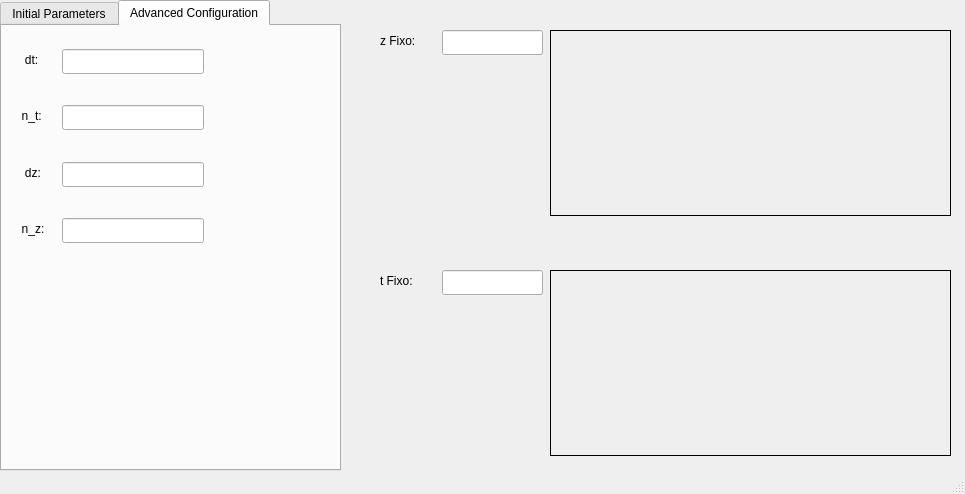
The window that TLine_Viewer/tview.ui (vinicius-r-silva/TLines_View) describes before a commit, drawn with Qt 5.
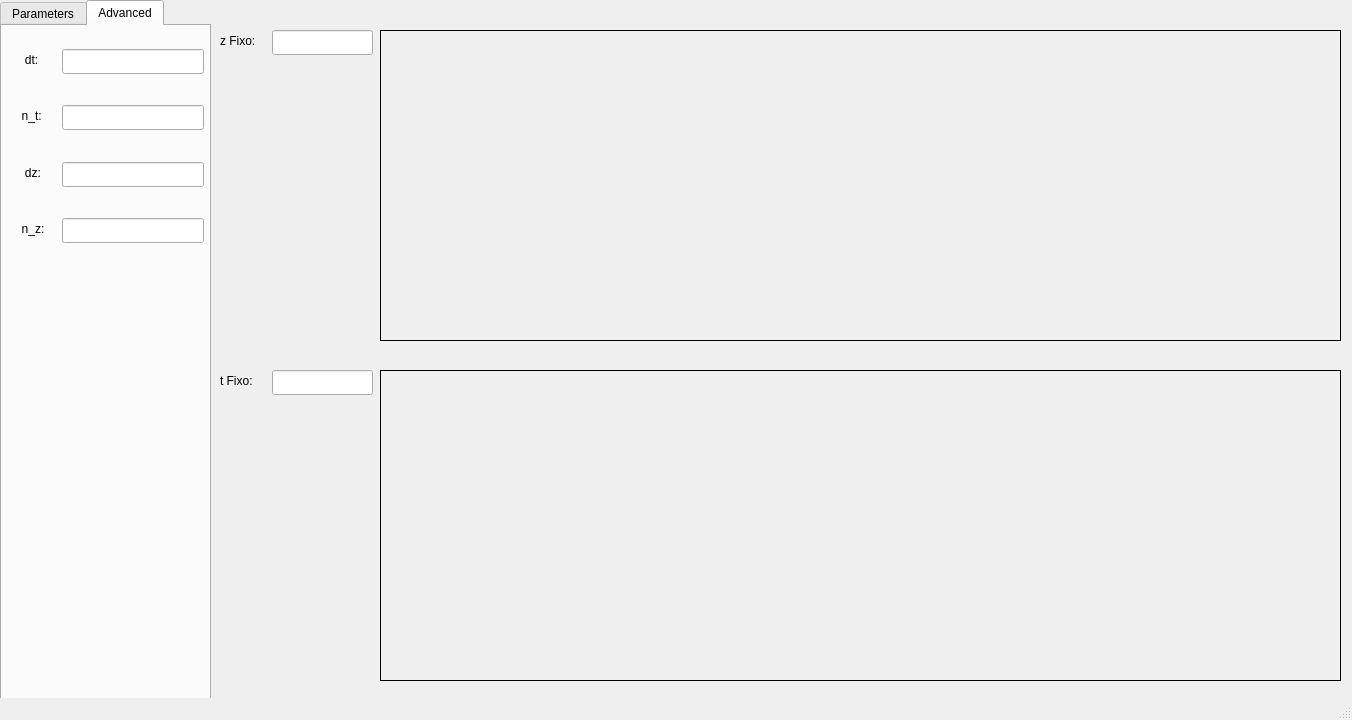
The same window after the commit. The open tabs and pages were chosen to show the change.

Commit message: All comunicate with interface working, now it has to adjust the operations

```diff
--- a/TLine_Viewer/tview.ui
+++ b/TLine_Viewer/tview.ui
@@ -6,8 +6,8 @@
    <rect>
     <x>0</x>
     <y>0</y>
-    <width>965</width>
-    <height>494</height>
+    <width>1352</width>
+    <height>720</height>
    </rect>
   </property>
   <property name="windowTitle">
@@ -19,8 +19,8 @@
      <rect>
       <x>0</x>
       <y>0</y>
-      <width>341</width>
-      <height>471</height>
+      <width>211</width>
+      <height>701</height>
      </rect>
     </property>
     <property name="currentIndex">
@@ -28,7 +28,7 @@
     </property>
     <widget class="QWidget" name="inPar">
      <attribute name="title">
-      <string>Initial Parameters</string>
+      <string>Parameters</string>
      </attribute>
      <widget class="QGroupBox" name="Voltages">
       <property name="geometry">
@@ -142,7 +142,7 @@
     </widget>
     <widget class="QWidget" name="advConf">
      <attribute name="title">
-      <string>Advanced Configuration</string>
+      <string>Advanced</string>
      </attribute>
      <widget class="QLabel" name="n_t">
       <property name="geometry">
@@ -241,10 +241,10 @@
    <widget class="QLabel" name="zGraphic">
     <property name="geometry">
      <rect>
-      <x>550</x>
+      <x>380</x>
       <y>30</y>
-      <width>401</width>
-      <height>186</height>
+      <width>961</width>
+      <height>311</height>
      </rect>
     </property>
     <property name="mouseTracking">
@@ -266,7 +266,7 @@
    <widget class="QLineEdit" name="zLine">
     <property name="geometry">
      <rect>
-      <x>442</x>
+      <x>272</x>
       <y>30</y>
       <width>101</width>
       <height>25</height>
@@ -276,7 +276,7 @@
    <widget class="QLabel" name="z_Fixo">
     <property name="geometry">
      <rect>
-      <x>380</x>
+      <x>220</x>
       <y>30</y>
       <width>51</width>
       <height>21</height>
@@ -289,10 +289,10 @@
    <widget class="QLabel" name="tGraphic">
     <property name="geometry">
      <rect>
-      <x>550</x>
-      <y>270</y>
-      <width>401</width>
-      <height>186</height>
+      <x>380</x>
+      <y>370</y>
+      <width>961</width>
+      <height>311</height>
      </rect>
     </property>
     <property name="frameShape">
@@ -305,8 +305,8 @@
    <widget class="QLineEdit" name="tLine">
     <property name="geometry">
      <rect>
-      <x>442</x>
-      <y>270</y>
+      <x>272</x>
+      <y>370</y>
       <width>101</width>
       <height>25</height>
      </rect>
@@ -315,8 +315,8 @@
    <widget class="QLabel" name="t_Fixo">
     <property name="geometry">
      <rect>
-      <x>380</x>
-      <y>270</y>
+      <x>220</x>
+      <y>370</y>
       <width>51</width>
       <height>21</height>
      </rect>
```
Left out of the diff: 2 changed lines with no effect on the pictures. The commit also changes 2 other files.
